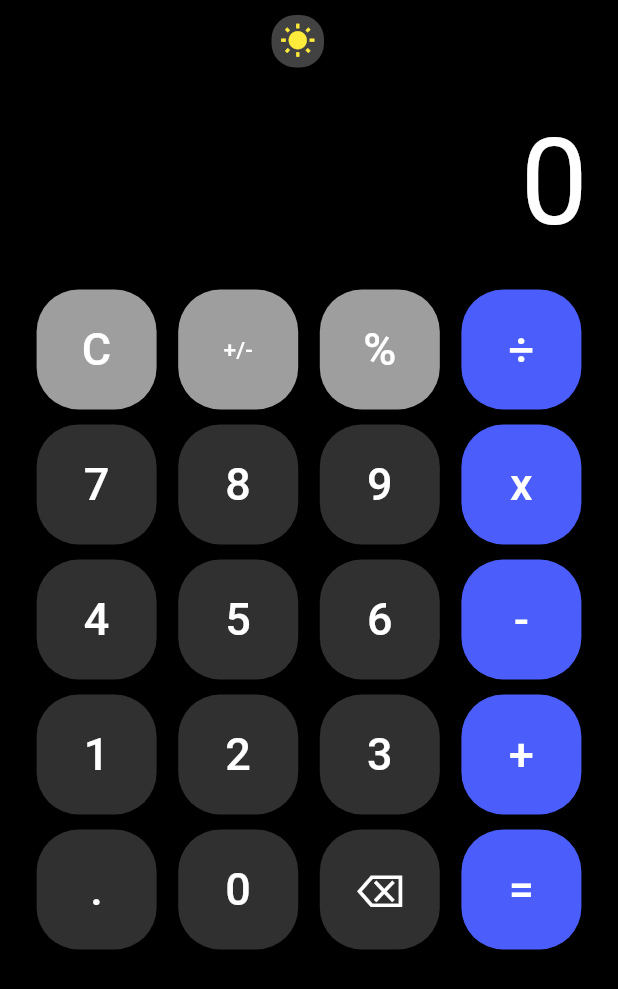
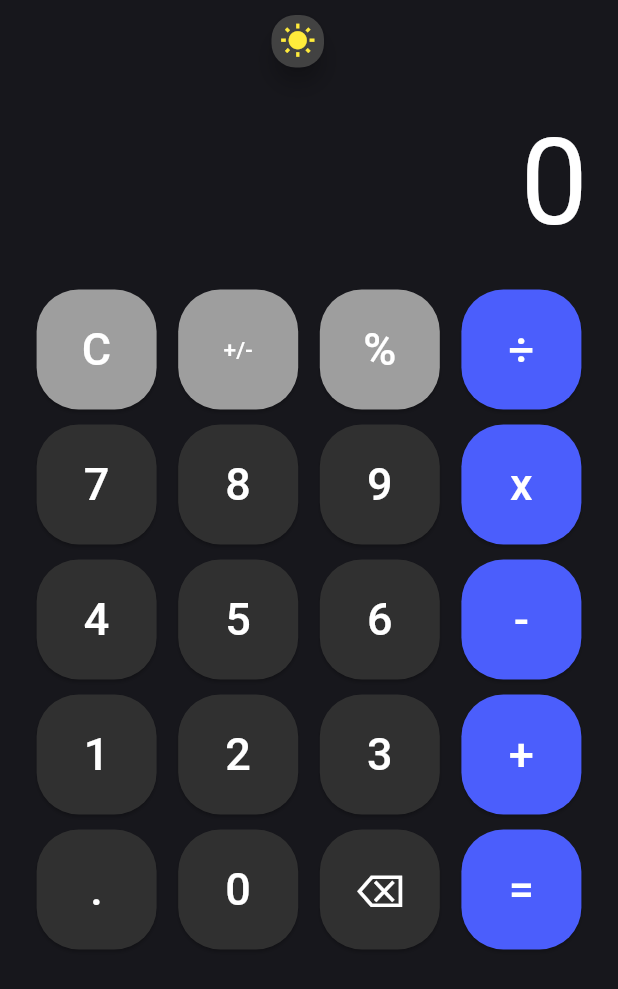
Before and after one commit to AdrianGFO/calculadora_flutter, a Flutter app: the screen it shows after launch, on a phone screen of 412 x 824 dp. Shown: the top 989 px of the screen. Run offline on Flutter 3.47's test engine with Material 3 defaults, Android fonts, the phone set to English and light mode, and no system bars.

Commit message:
pequeno ajuste

```diff
--- a/lib/main.dart
+++ b/lib/main.dart
@@ -51,7 +51,8 @@ class _CalculatorState extends State<Calculator> {
   @override
   Widget build(BuildContext context) {
     return Scaffold(
-      backgroundColor: isDarkMode ? Colors.black : Colors.white,
+      backgroundColor:
+          isDarkMode ? Color.fromRGBO(23, 23, 28, 1) : Colors.white,
       body: SafeArea(
         child: Stack(
           children: [
```
